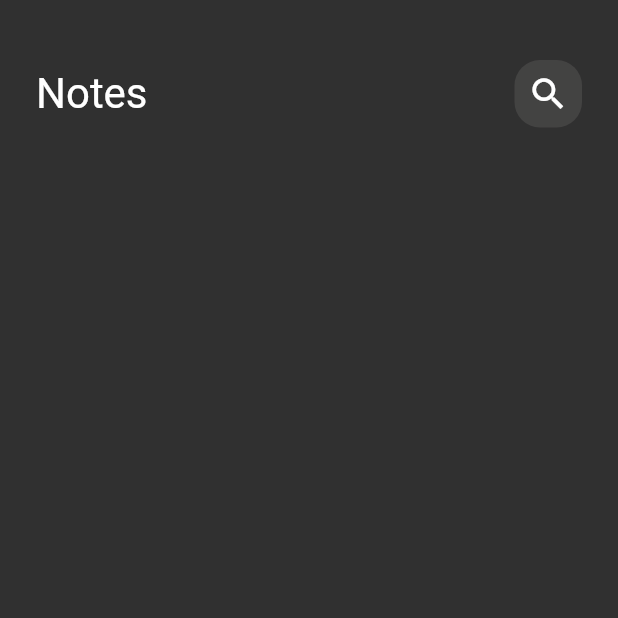
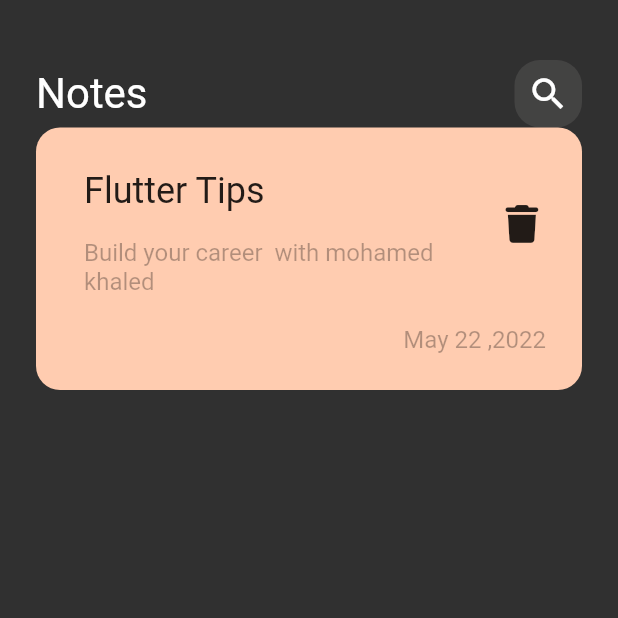
Before and after one commit to mohamedharb2435/notes_app, a Flutter app: the screen it shows after launch, on a phone screen of 412 x 824 dp, the top half of it. Run offline on Flutter 3.47's test engine with Material 2 defaults, Android fonts, the phone set to English and light mode, and no system bars; our stand-ins replace font_awesome_flutter.

Commit message:
create  custom_note_item

```diff
--- /dev/null
+++ b/lib/views/widget/custom_note_item.dart
@@ -0,0 +1,55 @@
+import 'package:flutter/cupertino.dart';
+import 'package:flutter/material.dart';
+import 'package:font_awesome_flutter/font_awesome_flutter.dart';
+
+class NoteItem extends StatelessWidget {
+  const NoteItem({Key? key}) : super(key: key);
+
+  @override
+  Widget build(BuildContext context) {
+    return Container(
+        padding:const  EdgeInsets.only(top: 24 , bottom: 24 ,left: 16),
+        decoration: BoxDecoration(
+          color: const Color(0xffFFCCB0),
+          borderRadius: BorderRadius.circular(16),
+        ),
+        child: Column(
+          crossAxisAlignment: CrossAxisAlignment.end,
+          children: [
+            ListTile(
+              title: const Padding(
+                padding:  EdgeInsets.only(bottom: 18),
+                child:    Text('Flutter Tips' , style: TextStyle(
+                  color: Colors.black87,
+                  fontSize: 24,
+                ),),
+              ),
+              subtitle: Text('Build your career  with mohamed khaled ', style:
+              TextStyle(
+                color:Colors.black87.withOpacity(.3),
+                fontSize: 16,
+              ),),
+              trailing: IconButton(
+                onPressed: (){},
+                icon:const Icon(
+                  FontAwesomeIcons.trash,
+                  size: 25,
+                  color: Colors.black87,
+                ),
+              ),
+            ),
+            Padding(
+              padding: const EdgeInsets.only(right: 24,top: 16),
+              child: Text('May 22 ,2022',
+                style: TextStyle(
+                  fontSize: 16,
+                  color: Colors.black87.withOpacity(.3),
+                ),
+              ),
+            )
+          ],
+        )
+
+    );
+  }
+}
--- a/lib/views/widget/note_view_body.dart
+++ b/lib/views/widget/note_view_body.dart
@@ -1,4 +1,7 @@
 import 'package:flutter/cupertino.dart';
+import 'package:flutter/material.dart';
+import 'package:font_awesome_flutter/font_awesome_flutter.dart';
+import 'package:notes/views/widget/custom_note_item.dart';
 
 import 'custom_app_bar.dart';
 
@@ -8,11 +11,12 @@ class NoteViewBody extends StatelessWidget {
   @override
   Widget build(BuildContext context) {
     return  const Padding(
-      padding: const EdgeInsets.symmetric(horizontal: 24),
+      padding:  EdgeInsets.symmetric(horizontal: 24),
       child:   Column(
         children: [
           SizedBox(height: 40,),
           CustomAppBa(),
+          NoteItem(),
         ],
       ),
     );
--- a/pubspec.yaml
+++ b/pubspec.yaml
@@ -35,6 +35,7 @@ dependencies:
   # The following adds the Cupertino Icons font to your application.
   # Use with the CupertinoIcons class for iOS style icons.
   cupertino_icons: ^1.0.2
+  font_awesome_flutter: ^10.4.0
 
 dev_dependencies:
   flutter_test:
```
Also changed, not shown: assets/fonts/Poppins-Regular.ttf (added), pubspec.lock.
